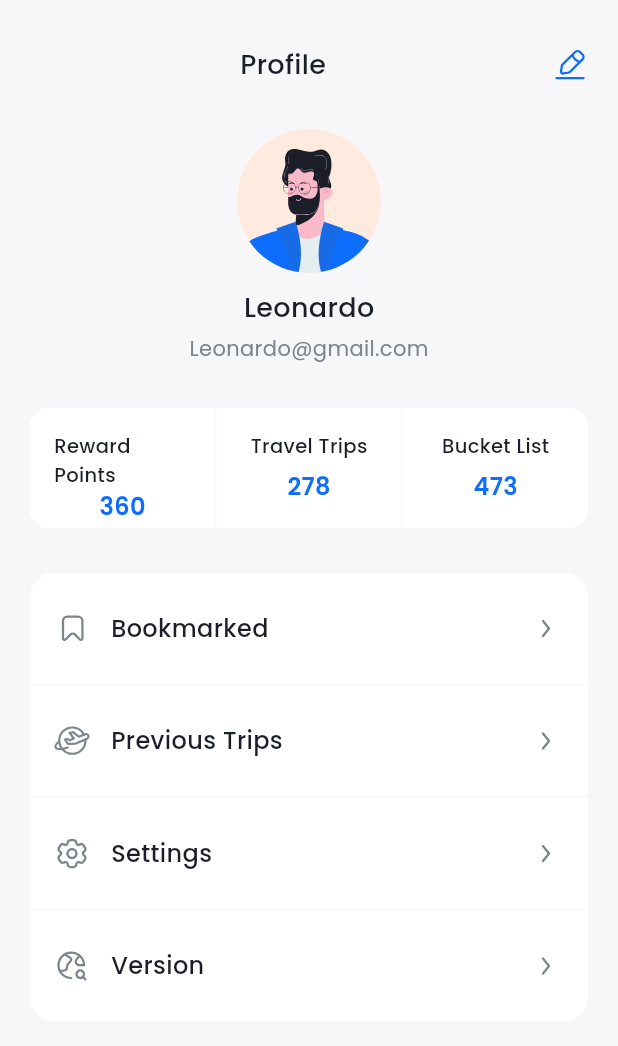
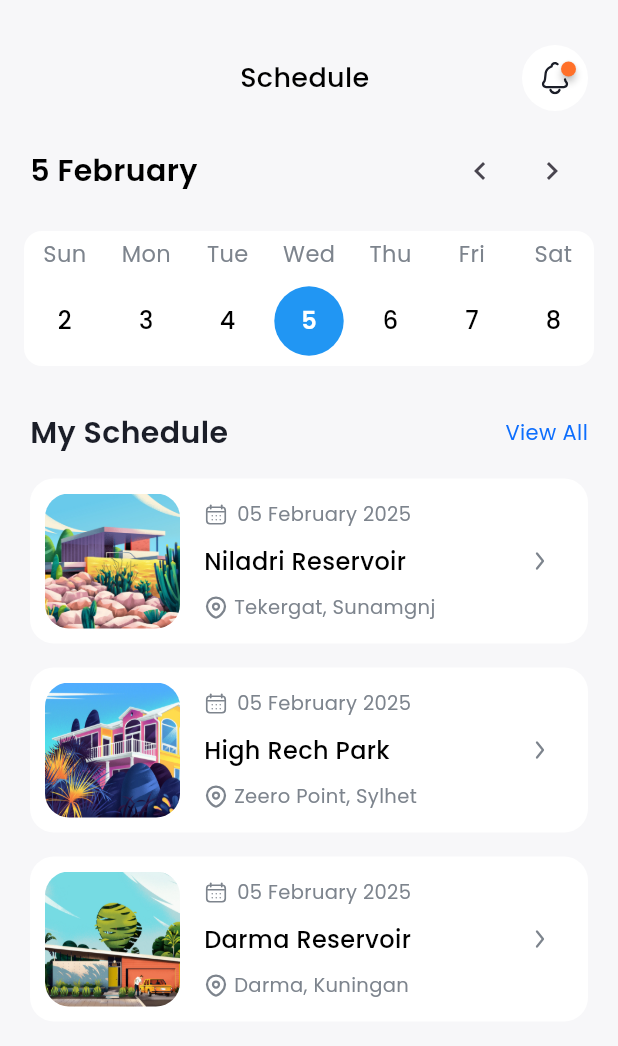
Before and after one commit to Pranav-407/Travel-App-UI, a Flutter app: the screen it shows after launch, on a phone screen of 412 x 824 dp. Shown: the top 1046 px of the screen. Run offline on Flutter 3.47's test engine with Material 3 defaults, Android fonts, the phone set to English and light mode, and no system bars; drawn by our look-alikes of badges, table_calendar; our stand-ins replace flutter_svg, google_fonts, smooth_page_indicator.

Commit message:
Implemented Schedule Screen.

```diff
--- a/lib/main.dart
+++ b/lib/main.dart
@@ -1,5 +1,6 @@
 import 'package:flutter/material.dart';
 import 'package:travel_app/views/profile_screen.dart';
+import 'package:travel_app/views/schedule_screen.dart';
 import 'package:travel_app/views/splash_screen.dart';
 
 void main() {
@@ -16,7 +17,7 @@ class MainApp extends StatelessWidget {
         fontFamily: "Geometr415BlkBT"
       ),
       debugShowCheckedModeBanner: false,
-      home: ProfileScreen()
+      home: ScheduleScreen ()
     );
   }
 }
--- /dev/null
+++ b/lib/views/schedule_screen.dart
@@ -0,0 +1,376 @@
+import 'package:flutter/material.dart';
+import 'package:flutter_svg/flutter_svg.dart';
+import 'package:google_fonts/google_fonts.dart';
+import 'package:intl/intl.dart';
+import 'package:table_calendar/table_calendar.dart';
+import 'package:travel_app/views/home_screen.dart';
+
+class ScheduleScreen extends StatefulWidget {
+  const ScheduleScreen({super.key});
+
+  @override
+  State createState() => _ScheduleScreenState();
+}
+
+class _ScheduleScreenState extends State<ScheduleScreen> {
+  DateTime _selectedDay = DateTime.now();
+  DateTime _focusedDay = DateTime.now();
+
+  String _formatHeaderDate() {
+    return '${_selectedDay.day} ${DateFormat('MMMM').format(_selectedDay)}';
+  }
+
+  List mySchedule = [
+    {
+      'image': 'assets/images/card1.jpeg',
+      'title': 'Niladri Reservoir',
+      'location': 'Tekergat, Sunamgnj',
+      'date': DateTime.now()
+    },
+    {
+      'image': 'assets/images/detail5.jpeg',
+      'title': 'High Rech Park',
+      'location': 'Zeero Point, Sylhet',
+      'date': DateTime.now()
+    },
+    {
+      'image': 'assets/images/card2.jpeg',
+      'title': 'Darma Reservoir',
+      'location': 'Darma, Kuningan',
+      'date': DateTime.now()
+    },
+  ];
+
+  List getScheduleForSelectedDay() {
+    return mySchedule.where((schedule) {
+      DateTime scheduleDate = schedule['date'] as DateTime;
+      return isSameDay(scheduleDate, _selectedDay);
+    }).toList();
+  }
+
+  Widget _buildScheduleContent() {
+    final scheduleForDay = getScheduleForSelectedDay();
+
+    if (scheduleForDay.isEmpty) {
+      return Expanded(
+        child: Center(
+          child: Column(
+            mainAxisAlignment: MainAxisAlignment.center,
+            children: [
+              Icon(
+                Icons.event_busy,
+                size: 64,
+                color: Colors.grey[400],
+              ),
+              SizedBox(height: 16),
+              Text(
+                'No schedule for this date',
+                style: GoogleFonts.poppins(
+                  fontSize: 16,
+                  color: Colors.grey[600],
+                  fontWeight: FontWeight.w500,
+                ),
+              ),
+            ],
+          ),
+        ),
+      );
+    }
+
+    return Expanded(
+      child: Padding(
+        padding: const EdgeInsets.symmetric(horizontal: 20.0),
+        child: ListView.builder(
+          shrinkWrap: true,
+          itemCount: scheduleForDay.length,
+          itemBuilder: (context, index) {
+            final schedule = scheduleForDay[index];
+            return Padding(
+              padding: const EdgeInsets.only(bottom: 16),
+              child: Container(
+                height: 110,
+                decoration: BoxDecoration(
+                  borderRadius: BorderRadius.circular(16),
+                  color: Colors.white,
+                ),
+                child: Padding(
+                  padding: const EdgeInsets.all(10.0),
+                  child: Row(
+                    children: [
+                      SizedBox(
+                        width: 90,
+                        height: 90,
+                        child: ClipRRect(
+                          borderRadius: BorderRadius.circular(16),
+                          child: Image.asset(
+                            schedule['image'],
+                            fit: BoxFit.cover,
+                          ),
+                        ),
+                      ),
+                      SizedBox(width: 16),
+                      Column(
+                        crossAxisAlignment: CrossAxisAlignment.start,
+                        children: [
+                          Expanded(
+                            child: Row(
+                              children: [
+                                SvgPicture.asset('assets/svg/calendar.svg'),
+                                SizedBox(width: 6),
+                                Text(
+                                  DateFormat('dd MMMM yyyy').format(_selectedDay),
+                                  style: GoogleFonts.poppins(
+                                    color: Color.fromRGBO(125, 132, 141, 1),
+                                    fontSize: 13,
+                                    fontWeight: FontWeight.w400,
+                                  ),
+                                )
+                              ],
+                            ),
+                          ),
+                          SizedBox(height: 6),
+                          Expanded(
+                            child: Text(
+                              schedule['title'],
+                              style: GoogleFonts.poppins(
+                                color: Colors.black,
+                                fontSize: 16,
+                                fontWeight: FontWeight.w500,
+                              ),
+                            ),
+                          ),
+                          Expanded(
+                            child: Row(
+                              children: [
+                                SvgPicture.asset('assets/svg/location.svg'),
+                                const SizedBox(width: 4),
+                                Text(
+                                  schedule['location'],
+                                  style: GoogleFonts.poppins(
+                                    fontSize: 13,
+                                    fontWeight: FontWeight.w400,
+                                    color: Color.fromRGBO(125, 132, 141, 1),
+                                  ),
+                                ),
+                              ],
+                            ),
+                          ),
+                        ],
+                      ),
+                      Spacer(),
+                      SvgPicture.asset("assets/svg/forward.svg"),
+                      SizedBox(width: 10)
+                    ],
+                  ),
+                ),
+              ),
+            );
+          },
+        ),
+      ),
+    );
+  }
+
+  @override
+  Widget build(BuildContext context) {
+    return Scaffold(
+      backgroundColor: Color.fromRGBO(247, 247, 249, 1),
+      body: SafeArea(
+        child: Column(
+          children: [
+            Padding(
+              padding: const EdgeInsets.only(top: 30.0, left: 160, right: 20),
+              child: Row(
+                mainAxisAlignment: MainAxisAlignment.spaceBetween,
+                children: [
+                  Text(
+                    'Schedule',
+                    style: GoogleFonts.poppins(
+                      fontSize: 18,
+                      fontWeight: FontWeight.w500,
+                      color: Colors.black,
+                    ),
+                  ),
+                  NotificationBadge()
+                ],
+              ),
+            ),
+            Padding(
+              padding: const EdgeInsets.symmetric(horizontal: 20, vertical: 16),
+              child: Row(
+                mainAxisAlignment: MainAxisAlignment.spaceBetween,
+                children: [
+                  Text(
+                    _formatHeaderDate(),
+                    style: GoogleFonts.poppins(
+                      fontSize: 20,
+                      fontWeight: FontWeight.w600,
+                      color: Colors.black,
+                    ),
+                  ),
+                  Row(
+                    children: [
+                      IconButton(
+                        icon: Icon(Icons.chevron_left),
+                        onPressed: () {
+                          setState(() {
+                            _focusedDay = DateTime(
+                              _focusedDay.year,
+                              _focusedDay.month,
+                              _focusedDay.day - 7,
+                            );
+                          });
+                        },
+                      ),
+                      IconButton(
+                        icon: Icon(Icons.chevron_right),
+                        onPressed: () {
+                          setState(() {
+                            _focusedDay = DateTime(
+                              _focusedDay.year,
+                              _focusedDay.month,
+                              _focusedDay.day + 7,
+                            );
+                          });
+                        },
+                      ),
+                    ],
+                  ),
+                ],
+              ),
+            ),
+            Padding(
+              padding: const EdgeInsets.symmetric(horizontal: 16),
+              child: Container(
+                decoration: BoxDecoration(
+                  color: Colors.white,
+                  borderRadius: BorderRadius.circular(12),
+                ),
+                child: TableCalendar(
+                  firstDay: DateTime.utc(2024, 1, 1),
+                  lastDay: DateTime.utc(2025, 12, 31),
+                  focusedDay: _focusedDay,
+                  calendarFormat: CalendarFormat.week,
+                  selectedDayPredicate: (day) {
+                    return isSameDay(_selectedDay, day);
+                  },
+                  onDaySelected: (selectedDay, focusedDay) {
+                    if (!isSameDay(_selectedDay, selectedDay)) {
+                      setState(() {
+                        _selectedDay = selectedDay;
+                        _focusedDay = focusedDay;
+                      });
+                    }
+                  },
+                  onPageChanged: (focusedDay) {
+                    _focusedDay = focusedDay;
+                  },
+                  headerVisible: false,
+                  daysOfWeekHeight: 30,
+                  rowHeight: 60,
+                  daysOfWeekStyle: DaysOfWeekStyle(
+                    weekdayStyle: GoogleFonts.poppins(
+                      fontSize: 15,
+                      fontWeight: FontWeight.w400,
+                      color: Color.fromRGBO(125, 132, 141, 1),
+                    ),
+                    weekendStyle: GoogleFonts.poppins(
+                      fontSize: 15,
+                      fontWeight: FontWeight.w400,
+                      color: Color.fromRGBO(125, 132, 141, 1),
+                    ),
+                  ),
+                  calendarStyle: CalendarStyle(
+                    selectedTextStyle: GoogleFonts.poppins(
+                      color: Colors.white,
+                      fontSize: 16,
+                      fontWeight: FontWeight.w600,
+                    ),
+                    selectedDecoration: BoxDecoration(
+                      color: Colors.blue,
+                      shape: BoxShape.circle,
+                    ),
+                    defaultTextStyle: GoogleFonts.poppins(
+                      fontSize: 16,
+                      fontWeight: FontWeight.w500,
+                      color: Colors.black,
+                    ),
+                    defaultDecoration: BoxDecoration(
+                      shape: BoxShape.circle,
+                    ),
+                    todayTextStyle: GoogleFonts.poppins(
+                      fontSize: 16,
+                      fontWeight: FontWeight.w500,
+                      color: Colors.black,
+                    ),
+                    todayDecoration: BoxDecoration(
+                      shape: BoxShape.circle,
+                    ),
+                    weekendTextStyle: GoogleFonts.poppins(
+                      fontSize: 16,
+                      fontWeight: FontWeight.w500,
+                      color: Colors.black,
+                    ),
+                    weekendDecoration: BoxDecoration(
+                      shape: BoxShape.circle,
+                    ),
+                    outsideTextStyle: GoogleFonts.poppins(
+                      fontSize: 16,
+                      fontWeight: FontWeight.w500,
+                      color: Colors.grey[400],
+                    ),
+                    cellMargin: EdgeInsets.all(4),
+                    cellPadding: EdgeInsets.zero,
+                    cellAlignment: Alignment.center,
+                  ),
+                ),
+              ),
+            ),
+            SizedBox(height: 30),
+            MySchedule(),
+            SizedBox(height: 16),
+            _buildScheduleContent(),
+            SizedBox(height: 100)
+          ],
+        ),
+      ),
+    );
+  }
+}
+
+
+
+class MySchedule extends StatelessWidget {
+
+  const MySchedule({
+    super.key,
+    });
+
+  @override
+  Widget build(BuildContext context) {
+    return Padding(
+      padding: const EdgeInsets.symmetric(horizontal: 20.0),
+      child: Row(
+        mainAxisAlignment: MainAxisAlignment.spaceBetween,
+        children: [
+          Text(
+            'My Schedule',
+            style: GoogleFonts.poppins(
+              fontSize: 20,
+              fontWeight: FontWeight.w600,
+              color: Color.fromRGBO(27, 30, 40, 1),
+            ),
+          ),
+          Text(
+            'View All',
+            style: GoogleFonts.poppins(
+              fontSize: 14,
+              fontWeight: FontWeight.w400,
+              color: Color.fromRGBO(13, 110, 253, 1),
+            ),
+          ),
+        ],
+      ),
+    );
+  }
+}
--- /dev/null
+++ b/lib/views/search_screen.dart
@@ -0,0 +1,12 @@
+import 'package:flutter/material.dart';
+
+class SearchScreen extends StatelessWidget {
+  const SearchScreen({super.key});
+
+  @override
+  Widget build(BuildContext context) {
+    return Scaffold(
+
+    );
+  }
+}
--- /dev/null
+++ b/lib/views/view_screen.dart
@@ -0,0 +1,12 @@
+import 'package:flutter/material.dart';
+
+class ViewScreen extends StatelessWidget {
+  const ViewScreen({super.key});
+
+  @override
+  Widget build(BuildContext context) {
+    return Scaffold(
+
+    );
+  }
+}
--- a/pubspec.yaml
+++ b/pubspec.yaml
@@ -12,8 +12,11 @@ dependencies:
     sdk: flutter
   flutter_svg: ^2.0.17
   google_fonts: ^6.2.1
+  intl: ^0.20.2
   introduction_screen: ^3.1.14
+  salomon_bottom_bar: ^3.3.2
   smooth_page_indicator: ^1.2.0+3
+  table_calendar: ^3.2.0
 
 dev_dependencies:
   flutter_test:
```
Also changed, not shown: assets/svg/calendar.svg (added), pubspec.lock.
